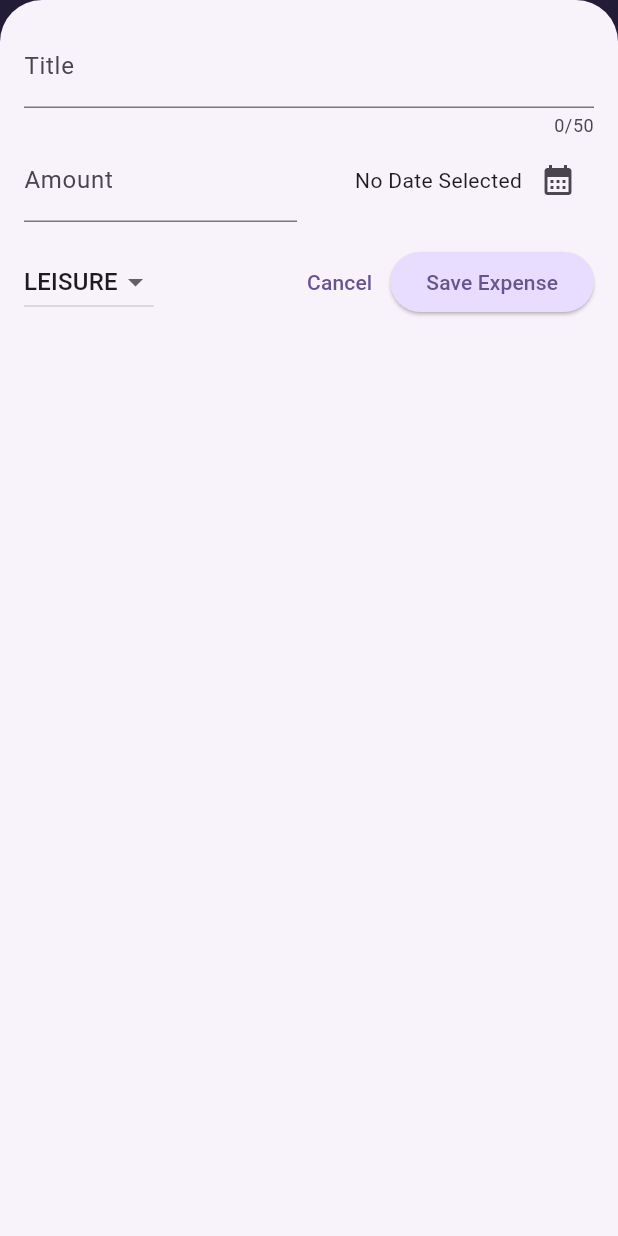
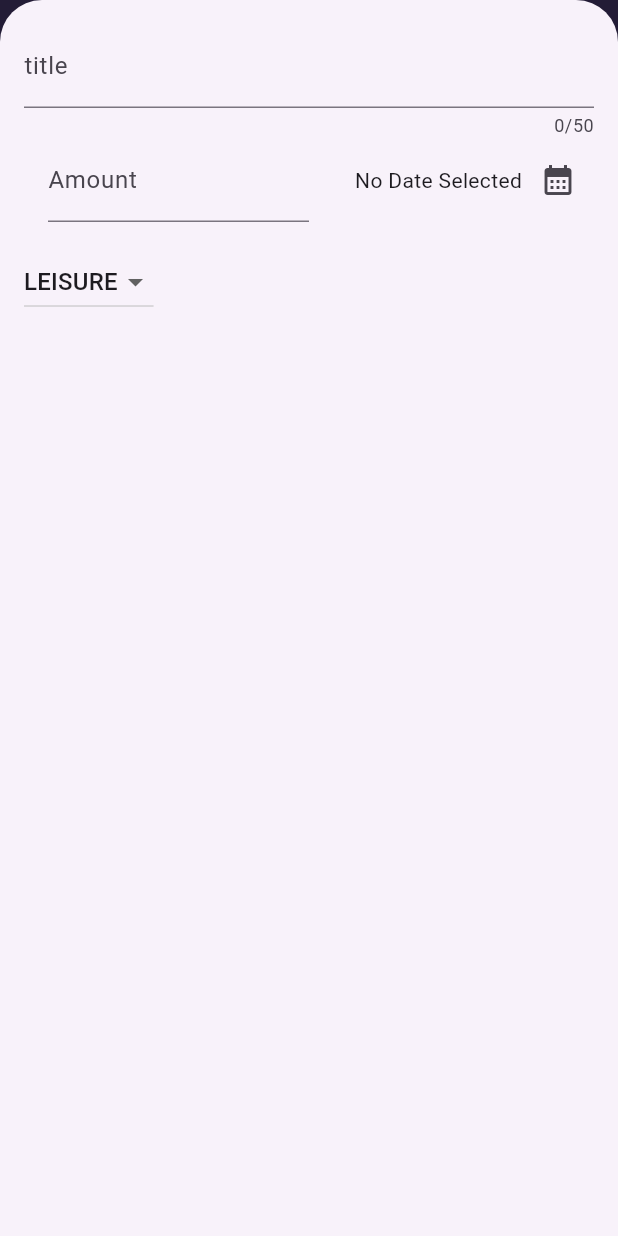
Before and after one commit to frenchfries-9320/expense_tracker, a Flutter app: the screen it shows after launch, after a tap on the "add" icon, on a phone screen of 412 x 824 dp. Run offline on Flutter 3.47's test engine with Material 3 defaults, Android fonts, the phone set to English and light mode, and no system bars.

Commit message:
jaehoon
new expense service

```diff
--- a/lib/new_expense.dart
+++ b/lib/new_expense.dart
@@ -1,5 +1,6 @@
 import 'package:flutter/material.dart';
 import 'package:expense_tracker/models/expense.dart';
+import 'package:flutter/rendering.dart';
 
 class NewExpense extends StatefulWidget {
   const NewExpense({super.key, required this.onAddExpense});
@@ -77,6 +78,9 @@ class _NewExpenseState extends State<NewExpense> {
   @override
   Widget build(BuildContext context) {
     final keyboardSpace = MediaQuery.of(context).viewInsets.bottom;
+    return LayoutBuilder(builder: (ctx, constraints) {
+      final width = constraints.maxWidth;
+
       return SizedBox(
         height: double.infinity,
         child: SingleChildScrollView(
@@ -84,15 +88,22 @@ class _NewExpenseState extends State<NewExpense> {
             padding: EdgeInsets.fromLTRB(16, 16, 16, keyboardSpace + 16),
             child: Column(
               children: [
-              TextField(
+                if (width >= 600)
+                  Row(
+                    crossAxisAlignment: CrossAxisAlignment.start,
+                    children: [
+                      Expanded(
+                        child: TextField(
                           controller: _titleController,
                           maxLength: 50,
                           decoration: const InputDecoration(
                             label: Text('Title'),
                           ),
                         ),
-              Row(
-                children: [
+                      ),
+                      const SizedBox(
+                        width: 24,
+                      ),
                       Expanded(
                         child: TextField(
                           controller: _amountController,
@@ -103,29 +114,17 @@ class _NewExpenseState extends State<NewExpense> {
                           ),
                         ),
                       ),
-                  const SizedBox(width: 16),
-                  Expanded(
-                    child: Row(
-                      mainAxisAlignment: MainAxisAlignment.end,
-                      crossAxisAlignment: CrossAxisAlignment.center,
-                      children: [
-                        Text(
-                          _selectedDate == null
-                              ? 'No Date Selected'
-                              : formatter.format(_selectedDate!),
+                    ],
+                  )
+                else
+                  TextField(
+                    controller: _titleController,
+                    maxLength: 50,
+                    decoration: const InputDecoration(
+                      label: Text('title'),
                     ),
-                        IconButton(
-                          onPressed: _presentDatePicker,
-                          icon: const Icon(Icons.calendar_month),
-                        )
-                      ],
                   ),
-                  )
-                ],
-              ),
-              const SizedBox(
-                height: 16,
-              ),
+                if (width >= 600)
                   Row(
                     children: [
                       DropdownButton(
@@ -149,6 +148,49 @@ class _NewExpenseState extends State<NewExpense> {
                           });
                         },
                       ),
+                      const SizedBox(
+                        width: 24,
+                      )
+                    ],
+                  )
+                else
+                  Row(
+                    children: [
+                      const SizedBox(width: 16),
+                      Expanded(
+                        child: TextField(
+                          controller: _amountController,
+                          keyboardType: TextInputType.number,
+                          decoration: const InputDecoration(
+                            prefix: Text('\$ '),
+                            label: Text('Amount'),
+                          ),
+                        ),
+                      ),
+                      const SizedBox(width: 16),
+                      Expanded(
+                        child: Row(
+                          mainAxisAlignment: MainAxisAlignment.end,
+                          crossAxisAlignment: CrossAxisAlignment.center,
+                          children: [
+                            Text(
+                              _selectedDate == null
+                                  ? 'No Date Selected'
+                                  : formatter.format(_selectedDate!),
+                            ),
+                            IconButton(
+                              onPressed: _presentDatePicker,
+                              icon: const Icon(Icons.calendar_month),
+                            )
+                          ],
+                        ),
+                      ),
+                    ],
+                  ),
+                const SizedBox(height: 16),
+                if (width >= 600)
+                  Row(
+                    children: [
                       const Spacer(),
                       TextButton(
                         onPressed: () {
@@ -162,10 +204,37 @@ class _NewExpenseState extends State<NewExpense> {
                       )
                     ],
                   )
+                else
+                  Row(
+                    children: [
+                      DropdownButton(
+                        value: _selectedCategory,
+                        items: Category.values
+                            .map(
+                              (category) => DropdownMenuItem(
+                                value: category,
+                                child: Text(
+                                  category.name.toUpperCase(),
+                                ),
+                              ),
+                            )
+                            .toList(),
+                        onChanged: (value) {
+                          if (value == null) {
+                            return;
+                          }
+                          setState(() {
+                            _selectedCategory = value;
+                          });
+                        },
+                      ),
+                    ],
+                  )
               ],
             ),
           ),
         ),
       );
+    });
   }
 }
```
Lines whose indentation alone changed are shown as unchanged.
